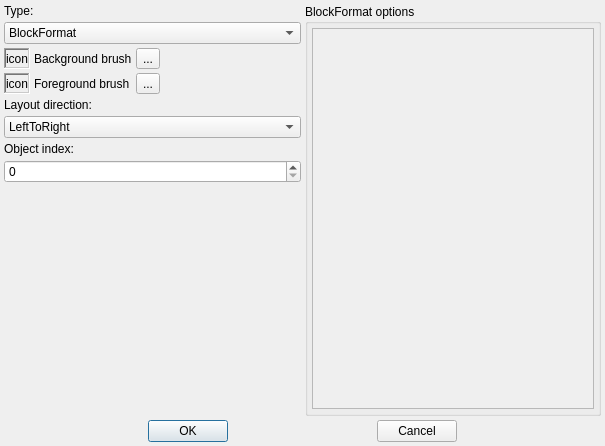
The window that src/property/dialogs/textformateditdialog.ui (Gris87/ObjectController) describes before a commit, drawn with Qt 5.
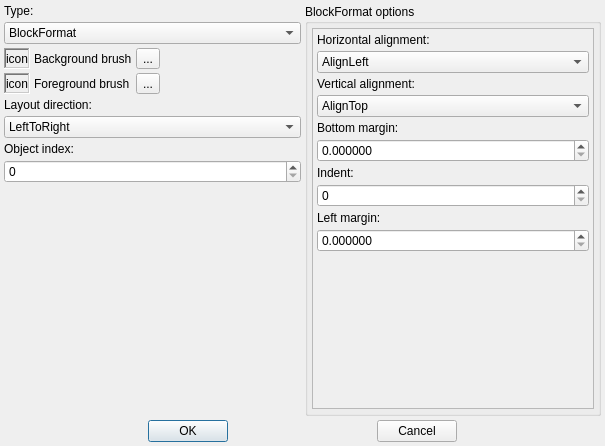
The same window after the commit.

Patch:
```diff
--- a/src/property/dialogs/textformateditdialog.ui
+++ b/src/property/dialogs/textformateditdialog.ui
@@ -284,6 +284,124 @@
                 <property name="margin">
                  <number>4</number>
                 </property>
+                <item>
+                 <widget class="QWidget" name="blockWidget" native="true">
+                  <layout class="QVBoxLayout" name="verticalLayout_26">
+                   <property name="spacing">
+                    <number>4</number>
+                   </property>
+                   <property name="margin">
+                    <number>0</number>
+                   </property>
+                   <item>
+                    <widget class="QLabel" name="blockHorizontalAlignmentLabel">
+                     <property name="text">
+                      <string>Horizontal alignment:</string>
+                     </property>
+                    </widget>
+                   </item>
+                   <item>
+                    <widget class="QComboBox" name="blockHorizontalAlignmentComboBox">
+                     <item>
+                      <property name="text">
+                       <string>AlignLeft</string>
+                      </property>
+                     </item>
+                     <item>
+                      <property name="text">
+                       <string>AlignHCenter</string>
+                      </property>
+                     </item>
+                     <item>
+                      <property name="text">
+                       <string>AlignRight</string>
+                      </property>
+                     </item>
+                     <item>
+                      <property name="text">
+                       <string>AlignJustify</string>
+                      </property>
+                     </item>
+                     <item>
+                      <property name="text">
+                       <string>AlignAbsolute</string>
+                      </property>
+                     </item>
+                    </widget>
+                   </item>
+                   <item>
+                    <widget class="QLabel" name="blockVerticalAlignmentLabel">
+                     <property name="text">
+                      <string>Vertical alignment:</string>
+                     </property>
+                    </widget>
+                   </item>
+                   <item>
+                    <widget class="QComboBox" name="blockVerticalAlignmentComboBox">
+                     <item>
+                      <property name="text">
+                       <string>AlignTop</string>
+                      </property>
+                     </item>
+                     <item>
+                      <property name="text">
+                       <string>AlignVCenter</string>
+                      </property>
+                     </item>
+                     <item>
+                      <property name="text">
+                       <string>AlignBottom</string>
+                      </property>
+                     </item>
+                    </widget>
+                   </item>
+                   <item>
+                    <widget class="QLabel" name="blockBottomMarginLabel">
+                     <property name="text">
+                      <string>Bottom margin:</string>
+                     </property>
+                    </widget>
+                   </item>
+                   <item>
+                    <widget class="QDoubleSpinBox" name="blockBottomMarginSpinBox">
+                     <property name="decimals">
+                      <number>6</number>
+                     </property>
+                     <property name="maximum">
+                      <double>2147483647.000000000000000</double>
+                     </property>
+                    </widget>
+                   </item>
+                   <item>
+                    <widget class="QLabel" name="blockIndentLabel">
+                     <property name="text">
+                      <string>Indent:</string>
+                     </property>
+                    </widget>
+                   </item>
+                   <item>
+                    <widget class="QSpinBox" name="blockIndentSpinBox"/>
+                   </item>
+                   <item>
+                    <widget class="QLabel" name="blockLeftMarginLabel">
+                     <property name="text">
+                      <string>Left margin:</string>
+                     </property>
+                    </widget>
+                   </item>
+                   <item>
+                    <widget class="QDoubleSpinBox" name="blockLeftMarginSpinBox">
+                     <property name="decimals">
+                      <number>6</number>
+                     </property>
+                     <property name="maximum">
+                      <double>2147483647.000000000000000</double>
+                     </property>
+                    </widget>
+                   </item>
+                  </layout>
+                 </widget>
+                </item>
                 <item>
                  <spacer name="verticalSpacer_3">
                   <property name="orientation">
```
Left out of the diff: 24 changed lines with no effect on the pictures.
